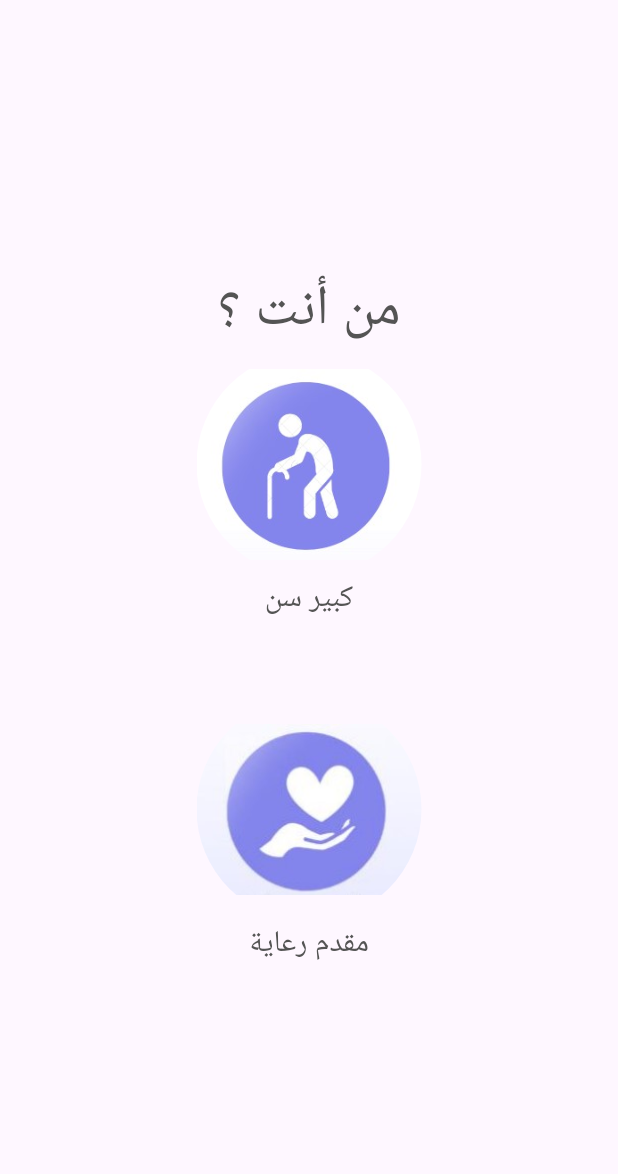
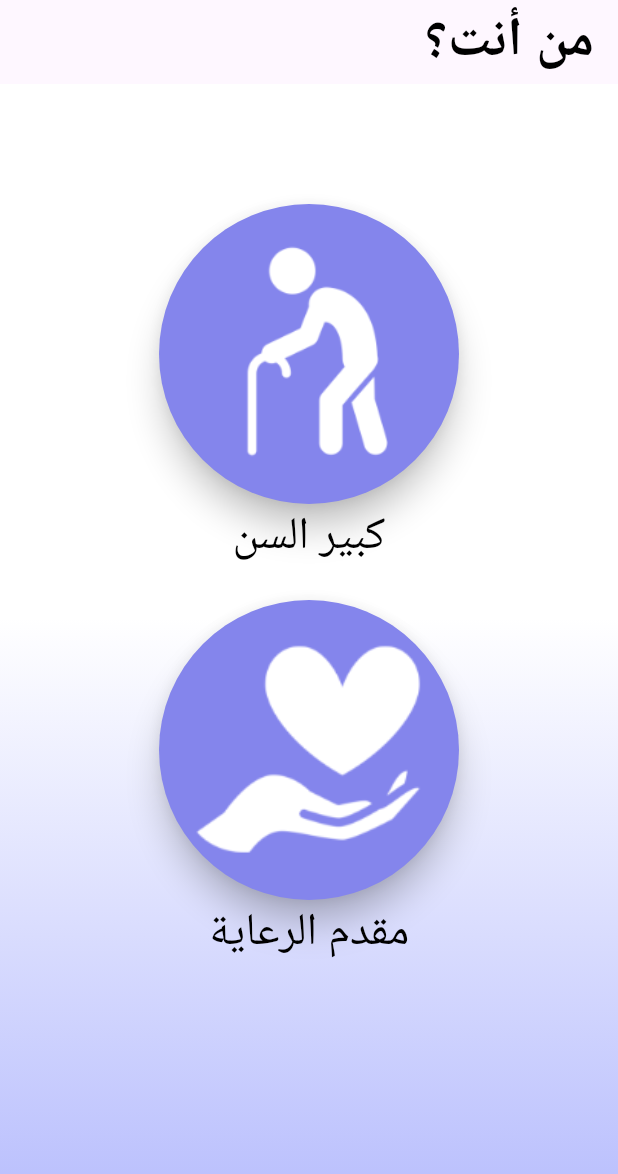
Before and after one commit to Sondosgit/aoun_p, a Flutter app: the screen it shows after launch, on a phone screen of 412 x 824 dp. Shown: the top 1174 px of the screen. Run offline on Flutter 3.47's test engine with Material 3 defaults, Android fonts, the phone set to English and light mode, and no system bars.

Commit message:
onbording page complet

```diff
--- a/lib/pages/onbording.dart
+++ b/lib/pages/onbording.dart
@@ -1,58 +1,64 @@
 import 'package:flutter/material.dart';
+import 'package:aoun_project/login.dart';
 
 class Onbording extends StatelessWidget {
   const Onbording({Key? key}) : super(key: key);
 
   @override
   Widget build(BuildContext context) {
-    return SafeArea(
-      child: Scaffold(
-        body: Center(
-          child: Column(
-            mainAxisAlignment: MainAxisAlignment.center,
-            children: [
-              const Text(
-                "من أنت ؟",
-                textAlign: TextAlign.right,
-                textDirection: TextDirection.rtl,
-                style: TextStyle(
-                  color: Color(0xFF545454),
-                  fontSize: 37,
-                ),
-              ),
-              ClipOval(
-                child: Image.asset(
-                  "img/elderly.jpg",
-                  width: 150, // Adjust as needed
-                  height: 150, // Adjust as needed
-                ),
-              ),
-              const Text(
-                "كبير سن",
-                style: TextStyle(
-                  color: Color(0xFF545454),
-                  fontSize: 20,
-                ),
-              ),
-              const SizedBox(height: 50),
-              ClipOval(
-                child: Image.asset(
-                  "img/cargiver.jpg",
-                  width: 150, // Adjust as needed
-                  height: 150, // Adjust as needed
-                ),
-              ),
-              const Text(
-                "مقدم رعاية",
-                style: TextStyle(
-                  color: Color(0xFF545454),
-                  fontSize: 20,
-                ),
-              ),
-            ],
-          ),
-        ),
-      ),
-    );
+    return Container(
+        decoration:const BoxDecoration(
+          gradient: LinearGradient(
+            begin: Alignment.center ,
+            end: Alignment.bottomCenter,
+            colors: [Colors.white , Color.fromARGB(255, 181, 187, 253)])),
+        child: Scaffold(
+          backgroundColor: Colors.transparent,
+      appBar: AppBar(
+        title: Align(
+          alignment: Alignment.centerRight,
+          child: Text("من أنت؟"  ,style: TextStyle(fontSize: 36 , color: Colors.black , fontWeight: FontWeight.bold) )
+        ), ),
+      body: Center( child : Column( children: [
+        Padding(padding: EdgeInsets.symmetric(vertical: 40)),
+        Material(
+          color: Color(0xFF8485EC),
+          elevation: 9,
+          shape: CircleBorder(),
+          clipBehavior: Clip.antiAliasWithSaveLayer,
+          child:InkWell(
+            splashColor: Colors.black26,
+            onTap: (){
+             Navigator.of(context).push(MaterialPageRoute
+                    (builder: (context) => LoginScreen()));
+
+            },
+           child: Ink.image(image: AssetImage("img/eld.png"),
+           height: 200,
+           width: 200,
+           fit: BoxFit.contain,
+
+        ),)),
+        Text("كبير السن" ,style: TextStyle(fontSize: 30 , color: Colors.black , fontWeight: FontWeight.w100),),
+        Container(height:20 ,),
+        Material(
+          color: Color(0xFF8485EC),
+          elevation: 9,
+          shape: CircleBorder(),
+          clipBehavior: Clip.antiAliasWithSaveLayer,
+          child:InkWell(
+            splashColor: Colors.black26,
+            onTap: (){},
+           child: Ink.image(image: AssetImage("img/care.png"),
+           height: 200,
+           width: 200,
+           fit: BoxFit.contain,
+
+        ),)),
+        Text("مقدم الرعاية", style: TextStyle(fontSize: 30 , color: Colors.black , fontWeight: FontWeight.w100),)
+
+      ],))
+      )
+     );
   }
 }
```
Also changed, not shown: img/care.png (added), img/eld.png (added).
